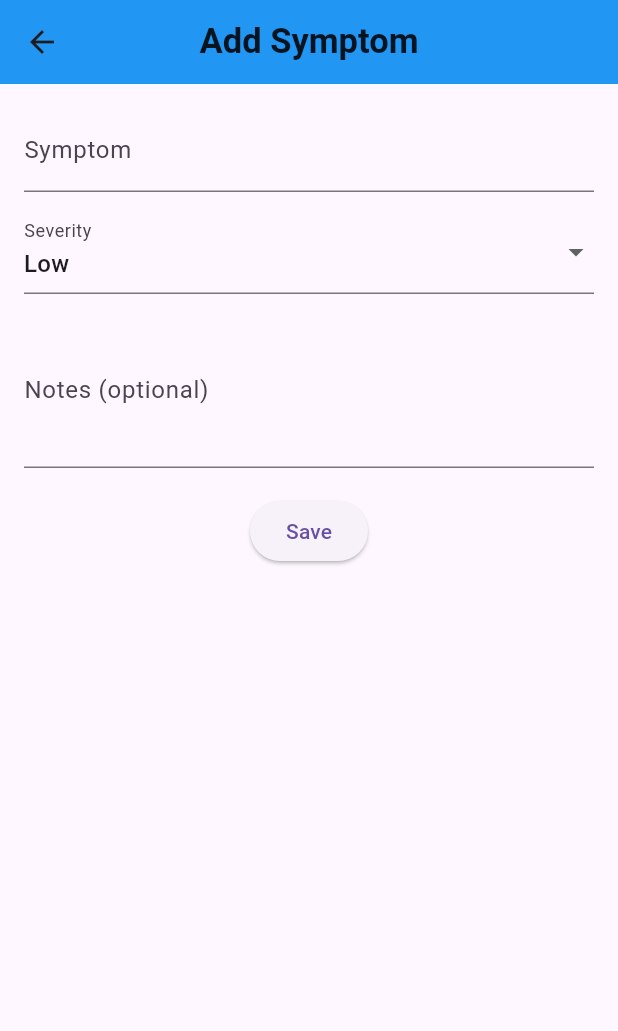
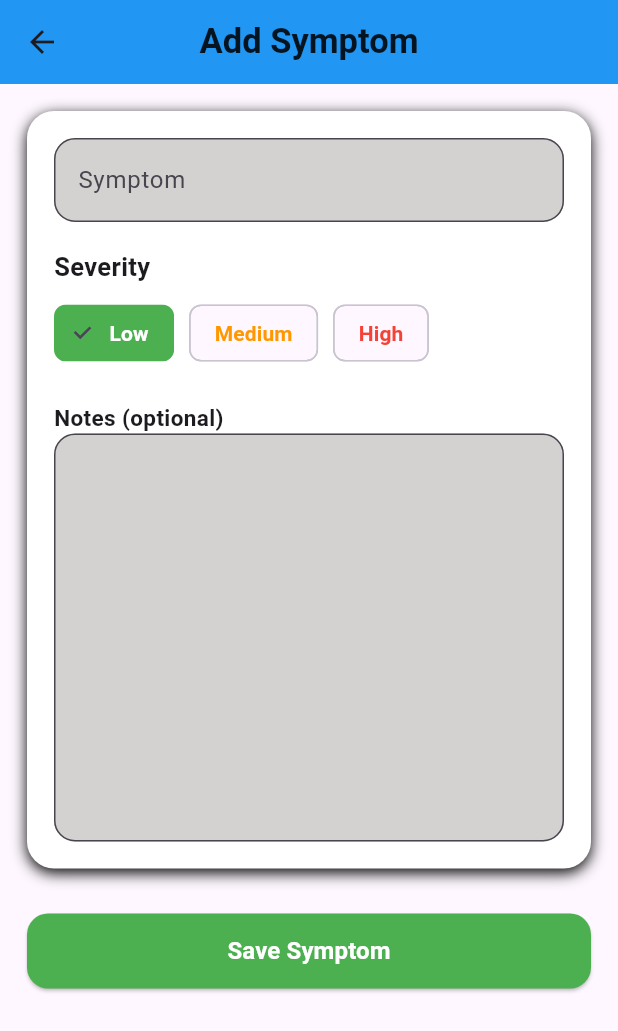
Before and after one commit to lone-wolffie/HealthLink-App-with-Dart, a Flutter app: the AddSymptomScreen screen opened directly with empty values, on a phone screen of 412 x 824 dp. Shown: the top 1031 px of the screen. Run offline on Flutter 3.47's test engine with Material 3 defaults, Android fonts, the phone set to English and light mode, and no system bars; our stand-ins replace image_picker, shared_preferences; accounts and stored records are empty.

Commit message:
Modify add symptoms UI

```diff
--- a/HealthLink_App_Frontend/lib/screens/add_symptom_screen.dart
+++ b/HealthLink_App_Frontend/lib/screens/add_symptom_screen.dart
@@ -1,4 +1,5 @@
 import 'package:flutter/material.dart';
+import 'package:healthlink_app/widgets/loading_indicator.dart';
 import '../services/api_service.dart';
 import '../widgets/custom_app_bar.dart';
 
@@ -7,8 +8,7 @@ class AddSymptomScreen extends StatefulWidget {
 
   const AddSymptomScreen({
     super.key,
-    required this.userId
-
+    required this.userId,
   });
 
   @override
@@ -39,15 +39,13 @@ class _AddSymptomScreenState extends State<AddSymptomScreen> {
       ScaffoldMessenger.of(context).showSnackBar(
         SnackBar(
           content: Text(res['message'] ?? 'Saved')
-        )
+        ),
       );
 
       Navigator.pop(context);
     } catch (error) {
       ScaffoldMessenger.of(context).showSnackBar(
-        SnackBar(
-          content: Text('Failed: $error')
-        )
+        SnackBar(content: Text('Failed: $error')),
       );
     } finally {
       setState(() => _loading = false);
@@ -69,60 +67,133 @@ class _AddSymptomScreenState extends State<AddSymptomScreen> {
         actions: [],
       ),
 
-      body: Padding(
-        padding: const EdgeInsets.all(16),
+      body: SingleChildScrollView(
+        padding: const EdgeInsets.all(18),
         child: Form(
           key: _formKey,
-          child: SingleChildScrollView(
-            child: Column(
-              children: [
-                TextFormField(
-                  controller: _symptomController,
-                  decoration: const InputDecoration(labelText: 'Symptom'),
-                  validator: (value) =>
-                      (value == null || value.trim().isEmpty) ? 'Enter a symptom' : null,
+          child: Column(
+            children: [
+              Container(
+                padding: const EdgeInsets.all(18),
+                decoration: BoxDecoration(
+                  color: Colors.white,
+                  borderRadius: BorderRadius.circular(18),
+                  boxShadow: [
+                    BoxShadow(
+                      color: Colors.black,
+                      blurRadius: 8,
+                      offset: const Offset(0, 3),
+                    )
+                  ],
                 ),
+                child: Column(
+                  crossAxisAlignment: CrossAxisAlignment.start,
+                  children: [
+                    TextFormField(
+                      controller: _symptomController,
+                      decoration: InputDecoration(
+                        labelText: 'Symptom',
+                        filled: true,
+                        fillColor: const Color.fromARGB(255, 212, 209, 209),
+                        border: OutlineInputBorder(
+                          borderRadius: BorderRadius.circular(14),
+                        ),
+                      ),
+                      validator: (value) => (value == null || value.trim().isEmpty)
+                          ? 'Enter a symptom'
+                          : null,
+                    ),
 
-                const SizedBox(height: 12),
-                DropdownButtonFormField<String>(
-                  initialValue: _severity,
-                  decoration: const InputDecoration(labelText: 'Severity'),
-                  items: const [
-                    DropdownMenuItem(
-                      value: 'low',
-                      child: Text('Low')
+                    const SizedBox(height: 18),
+
+                    const Text(
+                      'Severity',
+                      style: TextStyle(
+                        fontWeight: FontWeight.w600,
+                        fontSize: 17,
+                      ),
                     ),
-                    DropdownMenuItem(
-                      value: 'medium',
-                      child: Text('Medium')
+                    const SizedBox(height: 8),
+
+                    Wrap(
+                      spacing: 10,
+                      children: [
+                        _severityChip('low', Colors.green),
+                        _severityChip('medium', Colors.orange),
+                        _severityChip('high', Colors.red),
+                      ],
                     ),
-                    DropdownMenuItem(
-                      value: 'high',
-                      child: Text('High')
+
+                    const SizedBox(height: 22),
+
+                    const Text(
+                      'Notes (optional)',
+                      style: TextStyle(
+                        fontWeight: FontWeight.w600,
+                        fontSize: 15,
+                      ),
+                    ),
+                    TextFormField(
+                      controller: _notesController,
+                      maxLines: 10,
+                      decoration: InputDecoration(
+                        filled: true,
+                        fillColor: const Color.fromARGB(255, 212, 209, 209),
+                        border: OutlineInputBorder(
+                          borderRadius: BorderRadius.circular(14),
+                        ),
+                      ),
                     ),
                   ],
-                  onChanged: (value) => setState(() => _severity = value ?? 'low'),
                 ),
+              ),
 
-                const SizedBox(height: 12),
-                TextFormField(
-                  controller: _notesController,
-                  decoration: const InputDecoration(labelText: 'Notes (optional)'),
-                  maxLines: 3,
-                ),
+              const SizedBox(height: 30),
 
-                const SizedBox(height: 18),
-                ElevatedButton(
+              SizedBox(
+                width: double.infinity,
+                height: 50,
+                child: ElevatedButton(
+                  style: ElevatedButton.styleFrom(
+                    backgroundColor: Colors.green,
+                    shape: RoundedRectangleBorder(
+                      borderRadius: BorderRadius.circular(14),
+                    ),
+                  ),
                   onPressed: _loading ? null : _save,
                   child: _loading
-                      ? const CircularProgressIndicator()
-                      : const Text('Save'),
+                      ? const LoadingIndicator()
+                      : const Text(
+                          'Save Symptom',
+                          style: TextStyle(
+                            color: Colors.white,
+                            fontSize: 16,
+                            fontWeight: FontWeight.bold
+                          ),
+                        ),
                 ),
-              ],
-            ),
+              ),
+            ],
           ),
         ),
       ),
     );
   }
+
+  Widget _severityChip(String value, Color color) {
+    final bool selected = _severity == value;
+
+    return ChoiceChip(
+      label: Text(
+        value[0].toUpperCase() + value.substring(1),
+        style: TextStyle(
+          color: selected ? Colors.white : color,
+          fontWeight: FontWeight.w600,
+        ),
+      ),
+      selected: selected,
+      selectedColor: color,
+      onSelected: (_) => setState(() => _severity = value),
+    );
+  }
 }
```
